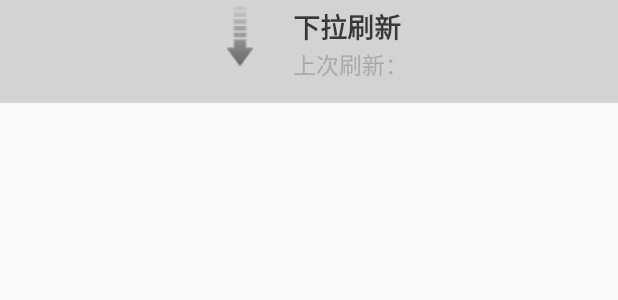
After one commit to 1004145468/FaceAuth, an Android app: the layout head_view.xml on its own in the app's theme, with its tools: preview values and no code run, on a phone screen of 412 x 824 dp. The commit adds this screen. Shown: the top 300 px of the screen. Run offline under Robolectric (Android 15) with nearby library versions, the phone set to English and light mode, and no system bars.

Commit message:
完成社区的分享列表功能

```diff
--- a/FaceAuth/app/src/main/java/com/xtu/faceauth/ShareActivity.java
+++ b/FaceAuth/app/src/main/java/com/xtu/faceauth/ShareActivity.java
@@ -5,6 +5,7 @@ import android.support.v7.app.AppCompatActivity;
 import android.view.View;
 import android.widget.EditText;
 
+import com.xtu.faceauth.bean.TYUser;
 import com.xtu.faceauth.bean.Works;
 import com.xtu.faceauth.config.Constants;
 import com.xtu.faceauth.utils.BmobUtils;
@@ -37,7 +38,6 @@ public class ShareActivity extends AppCompatActivity {
     //确定分享
     public void okShare(View view){
         ProgressbarUtils.showDialog(this,"看，有灰机！");
-        final String mContent = contentView.getText().toString();
         File file = new File(Constants.saveDir, "upload.jpg");
         NetFileUtils.uploadFile(file, new UploadFileListener() {
             @Override
@@ -48,8 +48,10 @@ public class ShareActivity extends AppCompatActivity {
 
             @Override
             public void onSuccess() {
+                TYUser currentUser = BmobUtils.getCurrentUser();
+                String mContent = contentView.getText().toString();
                 String netFilePath = NetFileUtils.getNetFilePath();
-                Works works = new Works((String) BmobUtils.getThingOfUser("username"),mContent,netFilePath);
+                Works works = new Works(currentUser,mContent,netFilePath);
                 works.save(ShareActivity.this, new SaveListener() {
                     @Override
                     public void onFailure(int i, String s) {
--- /dev/null
+++ b/FaceAuth/app/src/main/res/drawable/indeterminate_drawable.xml
@@ -0,0 +1,10 @@
+<?xml version="1.0" encoding="utf-8"?>
+<rotate
+    xmlns:android="http://schemas.android.com/apk/res/android"
+    android:drawable="@drawable/indicate_rotate"
+    android:pivotX="50%"
+    android:pivotY="50%"
+    android:fromDegrees="0"
+    android:toDegrees="360"
+    >
+</rotate>
--- /dev/null
+++ b/FaceAuth/app/src/main/res/layout/head_view.xml
@@ -0,0 +1,61 @@
+<?xml version="1.0" encoding="utf-8"?>
+<LinearLayout xmlns:android="http://schemas.android.com/apk/res/android"
+    android:layout_width="match_parent"
+    android:layout_height="wrap_content"
+    android:gravity="center_horizontal"
+    android:orientation="horizontal"
+    android:background="#d4d2d2"
+    android:padding="4dp"
+    >
+
+    <RelativeLayout
+        android:layout_width="wrap_content"
+        android:layout_height="wrap_content"
+        android:layout_marginTop="10dp"
+        android:layout_gravity="center_horizontal"
+        >
+        <ImageView
+            android:id="@+id/iv_rotate"
+            android:layout_width="40dp"
+            android:layout_height="40dp"
+            android:layout_centerInParent="true"
+            android:src="@mipmap/indicator_arrow"/>
+
+        <ProgressBar
+            android:id="@+id/pb_rotate"
+            android:layout_width="40dp"
+            android:layout_height="40dp"
+            android:visibility="invisible"
+            android:layout_centerInParent="true"
+            android:indeterminateDuration="1000"
+            android:indeterminateDrawable="@drawable/indeterminate_drawable"
+           />
+
+    </RelativeLayout>
+
+    <LinearLayout
+        android:layout_marginTop="10dp"
+        android:layout_width="wrap_content"
+        android:layout_height="wrap_content"
+        android:orientation="vertical"
+        android:layout_gravity="center_horizontal"
+        android:layout_marginLeft="15dp"
+        >
+        <TextView
+            android:id="@+id/tv_refresh"
+            android:layout_width="wrap_content"
+            android:layout_height="wrap_content"
+            android:text="@string/head_first"
+            android:textSize="18sp"
+            android:textColor="#bb000000"
+            android:textStyle="bold"/>
+        <TextView
+            android:id="@+id/tv_time"
+            android:layout_width="wrap_content"
+            android:layout_height="wrap_content"
+            android:text="@string/head_second"
+            android:textColor="#aaa"
+            android:textSize="15sp"/>
+    </LinearLayout>
+
+</LinearLayout>
--- a/FaceAuth/app/src/main/res/values/strings.xml
+++ b/FaceAuth/app/src/main/res/values/strings.xml
@@ -69,4 +69,8 @@
     <string name="funcpic_dialogok">确定</string>
     <string name="funcpic_dialoghint">请输入分享内容</string>
 
+
+    <string name="head_first">下拉刷新</string>
+    <string name="head_second">上次刷新：</string>
+
 </resources>
```
Also changed, not shown: FaceAuth/app/src/main/java/com/xtu/faceauth/adapter/CommunicationAdapter.java (added, +98 -0 lines), FaceAuth/app/src/main/java/com/xtu/faceauth/bean/Works.java (+30 -6 lines), FaceAuth/app/src/main/java/com/xtu/faceauth/fragment/FriendsFragment.java (+95 -1 lines), FaceAuth/app/src/main/java/com/xtu/faceauth/views/RefreshView.java (added, +162 -0 lines), FaceAuth/app/src/main/res/layout/fragment_friends.xml (added, +18 -0 lines), FaceAuth/app/src/main/res/layout/item_communication.xml (added, +53 -0 lines), FaceAuth/app/src/main/res/drawable/indicate_rotate.png (added), FaceAuth/app/src/main/res/mipmap-xhdpi/indicator_arrow.png (added).
